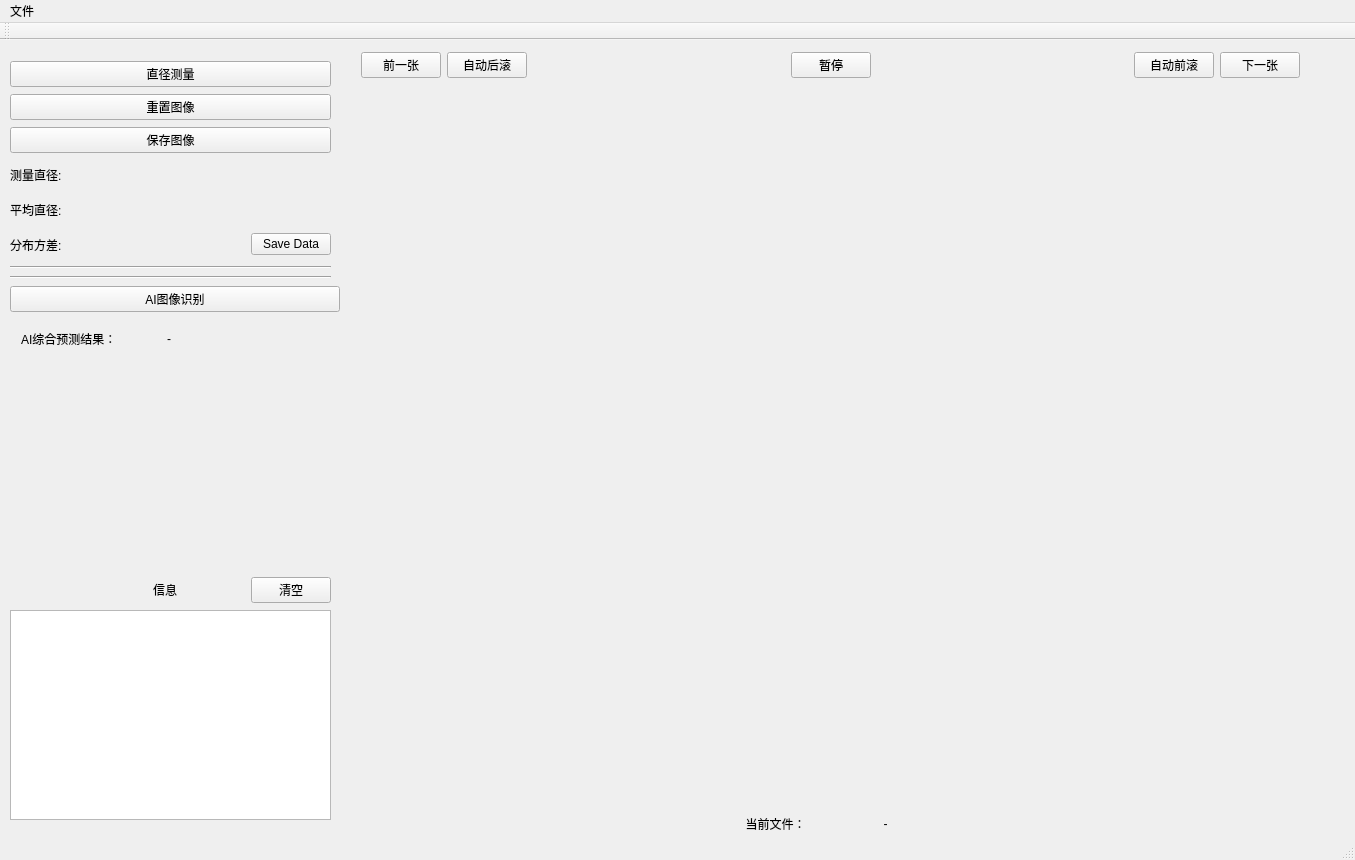
Qt form CashmereClassifier/CashmereDetector.ui (HWeigo/CashmereDetector) before a commit.
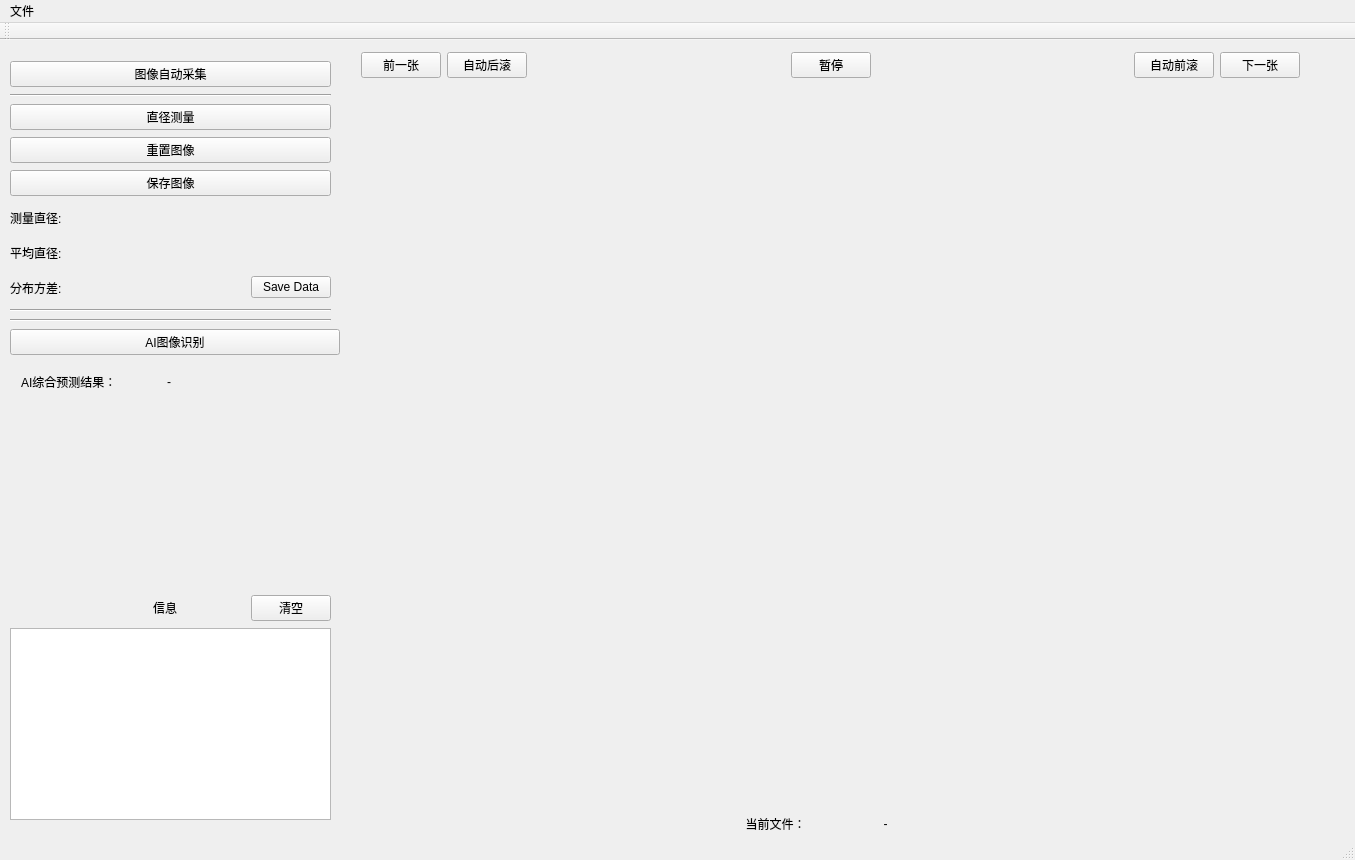
The same form after that commit.

```diff
--- a/CashmereClassifier/CashmereDetector.ui
+++ b/CashmereClassifier/CashmereDetector.ui
@@ -40,6 +40,20 @@
      <property name="leftMargin">
       <number>0</number>
      </property>
+     <item>
+      <widget class="QPushButton" name="label_videoProcess">
+       <property name="text">
+        <string>图像自动采集</string>
+       </property>
+      </widget>
+     </item>
+     <item>
+      <widget class="Line" name="line_3">
+       <property name="orientation">
+        <enum>Qt::Horizontal</enum>
+       </property>
+      </widget>
+     </item>
      <item>
       <widget class="QPushButton" name="pushButton_pick">
        <property name="text">
```
Left out of the diff: 12 changed lines with no effect on the pictures.
